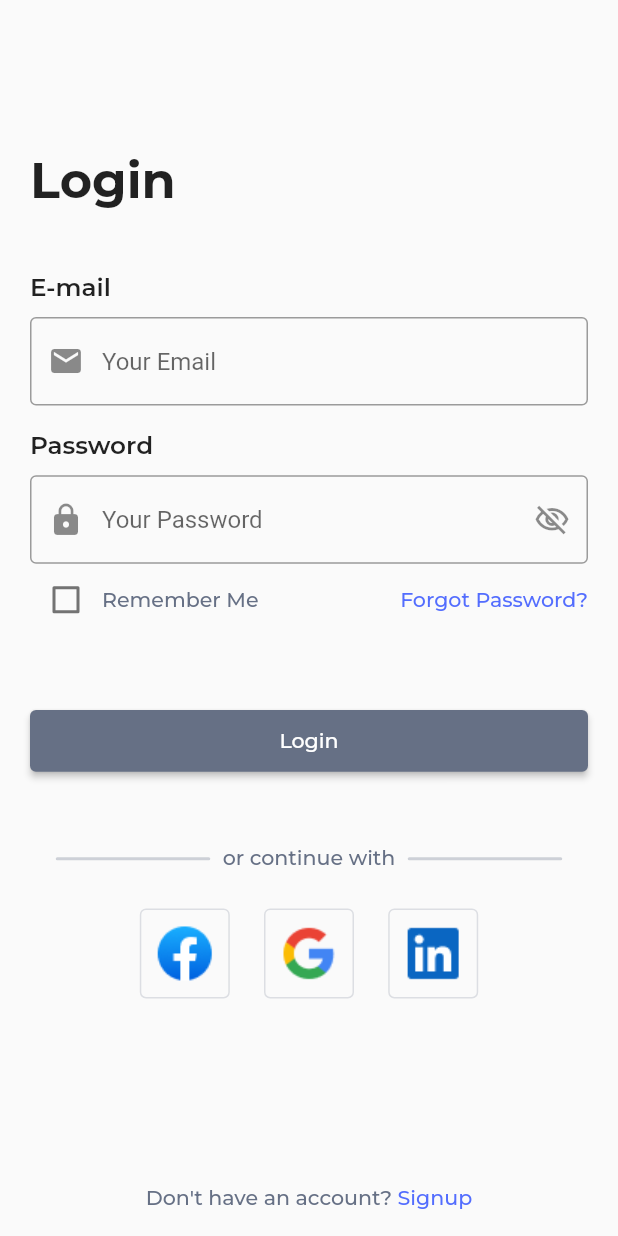
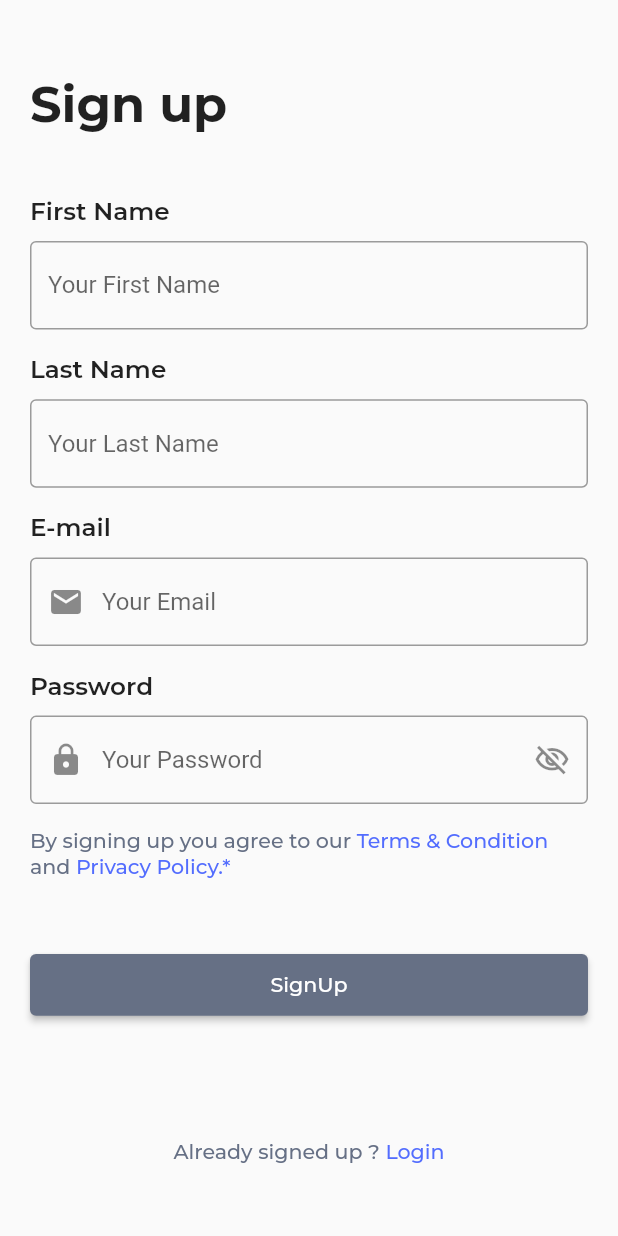
Before and after one commit to ArpitSahu01/authentication_practice, a Flutter app: the screen it shows after launch, on a phone screen of 412 x 824 dp. Run offline on Flutter 3.47's test engine with Material 2 defaults, Android fonts, the phone set to English and light mode, and no system bars; our stand-ins replace get, google_fonts.

Commit message:
done with signUp screen

```diff
--- a/lib/main.dart
+++ b/lib/main.dart
@@ -1,4 +1,6 @@
 import 'package:authentication_pracitce/screens/login_page.dart';
+import 'package:get/get.dart';
+import 'package:authentication_pracitce/screens/signup.dart';
 import 'package:flutter/material.dart';
 
 void main(){
@@ -9,12 +11,13 @@ class MyApp extends StatelessWidget {
 
   @override
   Widget build(BuildContext context) {
-    return MaterialApp(
+    return GetMaterialApp(
       title: 'Authentication App',
+      defaultTransition: Transition.fadeIn,
       theme: ThemeData(
         primarySwatch: Colors.blue
       ),
-      home: const LoginPageScreen(),
+      home: const SignUpScreen(),
 
     );
   }
--- a/lib/screens/login_page.dart
+++ b/lib/screens/login_page.dart
@@ -1,8 +1,10 @@
+import 'package:authentication_pracitce/screens/signup.dart';
 import 'package:authentication_pracitce/utils/app_utils.dart';
 import 'package:authentication_pracitce/utils/extensions.dart';
 import 'package:authentication_pracitce/widget/auth_divider_line.dart';
 import 'package:authentication_pracitce/widget/auth_text_field.dart';
 import 'package:authentication_pracitce/widget/checked_box.dart';
+import 'package:get/get.dart';
 import 'package:flutter/material.dart';
 
 class LoginPageScreen extends StatefulWidget {
@@ -94,22 +96,24 @@ class _LoginPageScreenState extends State<LoginPageScreen> {
             ),
             const Spacer(),
             Center(
-              child: RichText(text: TextSpan(
-                text: "Don't have an account?",
-                style: kMontserratRegular.copyWith(
-                  fontSize: 10.0.sp,
-                  color: checkBoxColor,
-                ),
+              child: Wrap(
                 children: [
-                  TextSpan(
-                    text: " Signup",
-                    style: kMontserratRegular.copyWith(
+                  Text("Don't have an account? ",style: kMontserratRegular.copyWith(
+                    fontSize: 10.0.sp,
+                    color: checkBoxColor,
+                  ),
+                  ),
+                  GestureDetector(
+                    onTap: (){
+                      Get.to(()=> const SignUpScreen());
+                    },
+                    child: Text("Signup",style: kMontserratRegular.copyWith(
                       fontSize: 10.0.sp,
                       color: Colors.indigoAccent,
-                    ),
-                  )
-                ]
-              ),),
+                    ),),
+                  ),
+                ],
+              ),
             ),
             SizedBox(height: 2.0.hp,)
           ],
--- /dev/null
+++ b/lib/screens/signup.dart
@@ -0,0 +1,106 @@
+import 'package:authentication_pracitce/screens/login_page.dart';
+import 'package:authentication_pracitce/utils/extensions.dart';
+import 'package:get/get.dart';
+import 'package:flutter/material.dart';
+
+import '../utils/app_utils.dart';
+import '../widget/auth_divider_line.dart';
+import '../widget/auth_text_field.dart';
+import '../widget/checked_box.dart';
+
+class SignUpScreen extends StatefulWidget {
+  const SignUpScreen({Key? key}) : super(key: key);
+
+  @override
+  State<SignUpScreen> createState() => _SignUpScreenState();
+}
+
+class _SignUpScreenState extends State<SignUpScreen> {
+  @override
+  Widget build(BuildContext context) {
+    return Scaffold(
+      body: SafeArea(child: Padding(
+        padding: const EdgeInsets.symmetric(horizontal: 20),
+        child: SingleChildScrollView(
+          child: Column(
+            mainAxisAlignment: MainAxisAlignment.center,
+            crossAxisAlignment: CrossAxisAlignment.start,
+            children: [
+              SizedBox(height: 6.0.hp,),
+              Text("Sign up",style: kMontserratSemiBold.copyWith(
+                fontSize: 24.0.sp,
+              ),),
+              SizedBox(height: 5.0.hp,),
+              AuthTextField(title: "First Name",hintText: "Your First Name",hideText: false,),
+              SizedBox(height: 2.0.hp,),
+              AuthTextField(title: "Last Name",hintText: "Your Last Name",hideText: false,),
+              SizedBox(height: 2.0.hp,),
+              AuthTextField(title: "E-mail",hintText: "Your Email",icon: Icons.mail,hideText: false,),
+              SizedBox(height: 2.0.hp,),
+              AuthTextField(title: "Password",hintText: "Your Password", icon: Icons.lock, hideText: true),
+              SizedBox(height: 2.0.hp,),
+              Wrap(
+                children: [
+                  Text("By signing up you agree to our",style: kMontserratRegular.copyWith(
+                    fontSize: 10.0.sp,
+                    color: checkBoxColor,
+                  ),
+                  ),
+                  Text(" Terms & Condition ",style: kMontserratRegular.copyWith(
+                    fontSize: 10.0.sp,
+                    color: Colors.indigoAccent,
+                  ),),
+                  Text("and ",style: kMontserratRegular.copyWith(
+                    fontSize: 10.0.sp,
+                    color: checkBoxColor,
+                  ),
+                  ),
+                  Text("Privacy Policy.*",style: kMontserratRegular.copyWith(
+                    fontSize: 10.0.sp,
+                    color: Colors.indigoAccent,
+                  ),),
+                ],
+              ),
+              SizedBox(height: 6.0.hp,),
+              SizedBox(
+                width: 100.0.wp,
+                height: 5.0.hp,
+                child: ElevatedButton(onPressed: (){},
+                  style: ButtonStyle(
+                    backgroundColor: MaterialStateProperty.all(checkBoxColor),
+                  ),
+                  child: Text("SignUp",style: kMontserratRegular.copyWith(
+                    fontSize: 10.0.sp,
+                  ),),
+                ),
+              ),
+              SizedBox(height: 10.0.hp,),
+              Center(
+                child: Wrap(
+                  children: [
+                    Text("Already signed up ? ",style: kMontserratRegular.copyWith(
+                      fontSize: 10.0.sp,
+                      color: checkBoxColor,
+                    ),
+                    ),
+                    GestureDetector(
+                      onTap: (){
+                        print("Hello world");
+                        Get.to(()=> const LoginPageScreen());
+                      },
+                      child: Text("Login",style: kMontserratRegular.copyWith(
+                        fontSize: 10.0.sp,
+                        color: Colors.indigoAccent,
+                      ),),
+                    ),
+                  ],
+                ),
+              ),
+              SizedBox(height: 2.0.hp,),
+            ],
+          ),
+        ),
+      ),),
+    );
+  }
+}
--- a/lib/widget/auth_text_field.dart
+++ b/lib/widget/auth_text_field.dart
@@ -5,11 +5,11 @@ import 'package:flutter/material.dart';
 class AuthTextField extends StatefulWidget {
 
   String title;
-  IconData icon;
+  IconData? icon;
   String hintText;
-  bool hideText = false;
+  bool hideText ;
 
-  AuthTextField({Key? key,required this.title,required this.icon,required this.hideText,required this.hintText}) : super(key: key);
+  AuthTextField({Key? key, required this.title, this.icon, this.hideText = false,required this.hintText}) : super(key: key);
 
   @override
   State<AuthTextField> createState() => _AuthTextFieldState();
@@ -29,10 +29,10 @@ class _AuthTextFieldState extends State<AuthTextField> {
         TextFormField(
           obscureText: widget.hideText ? _obsureText : false,
           decoration: InputDecoration(
-            prefixIcon: Icon(widget.icon),
+            prefixIcon: widget.icon == null ? null: Icon(widget.icon),
             hintText: widget.hintText,
             border: const OutlineInputBorder(),
-            suffixIcon: widget.hideText ? widget.hideText ?IconButton(onPressed: (){
+            suffixIcon: widget.hideText ? _obsureText ?IconButton(onPressed: (){
               setState(() {
                 _obsureText = false;
               });
@@ -40,9 +40,9 @@ class _AuthTextFieldState extends State<AuthTextField> {
               setState(() {
                 _obsureText = true;
               });
-            }, icon: const Icon(Icons.visibility_outlined)): null,
+            }, icon: const Icon(Icons.visibility_outlined)) : null,
           ),
-        )
+        ),
       ],
     );
   }
```
